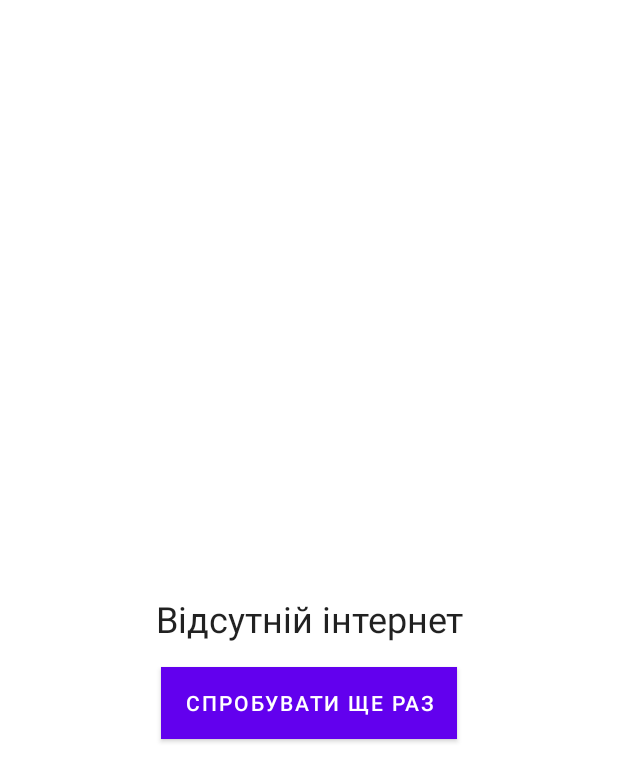
After one commit to novakvova/AndroidPV715, an Android app: the layout fragment_error.xml on its own in the app's theme, with its tools: preview values and no code run, on a phone screen of 412 x 824 dp. The commit adds this screen. Shown: the top 782 px of the screen. Run offline under Robolectric (Android 15) with nearby library versions, the light colour scheme and no system bars; network calls fail.

Commit message:
Add error fragment request

```diff
--- a/app/src/main/java/com/example/myapplication/jsonretro/ProdNetworkService.java
+++ b/app/src/main/java/com/example/myapplication/jsonretro/ProdNetworkService.java
@@ -1,5 +1,7 @@
 package com.example.myapplication.jsonretro;
 
+
+import com.example.myapplication.utils.network.ConnectivityInterceptor;
 
 import okhttp3.OkHttpClient;
 import okhttp3.logging.HttpLoggingInterceptor;
@@ -16,6 +18,7 @@ public class ProdNetworkService {
         interceptor.setLevel(HttpLoggingInterceptor.Level.BODY);
 
         OkHttpClient.Builder client = new OkHttpClient.Builder()
+                .addInterceptor(new ConnectivityInterceptor())
                 .addInterceptor(interceptor);
 
         mRetrofit = new Retrofit.Builder()
--- /dev/null
+++ b/app/src/main/res/layout/fragment_error.xml
@@ -0,0 +1,47 @@
+<?xml version="1.0" encoding="utf-8"?>
+<FrameLayout xmlns:android="http://schemas.android.com/apk/res/android"
+    xmlns:app="http://schemas.android.com/apk/res-auto"
+    xmlns:tools="http://schemas.android.com/tools"
+    android:layout_width="match_parent"
+    android:layout_height="match_parent"
+    tools:context=".ErrorFragment">
+
+    <androidx.constraintlayout.widget.ConstraintLayout
+        android:layout_width="match_parent"
+        android:layout_height="match_parent">
+
+        <TextView
+            android:id="@+id/tv_message"
+            style="@style/TextAppearance.AppCompat.Headline"
+            android:layout_width="wrap_content"
+            android:layout_height="wrap_content"
+            android:layout_gravity="center"
+            android:layout_marginStart="8dp"
+            android:layout_marginTop="8dp"
+            android:layout_marginEnd="8dp"
+            android:layout_marginBottom="8dp"
+            android:gravity="center"
+            android:text="Відсутній інтернет"
+            app:layout_constraintBottom_toBottomOf="parent"
+            app:layout_constraintEnd_toEndOf="parent"
+            app:layout_constraintStart_toStartOf="parent"
+            app:layout_constraintTop_toTopOf="parent" />
+
+        <Button
+            android:id="@+id/btnTry"
+            android:layout_width="wrap_content"
+            android:layout_height="wrap_content"
+            android:layout_marginStart="8dp"
+            android:layout_marginTop="16dp"
+            android:layout_marginEnd="8dp"
+            android:background="@color/colorAccent"
+            android:text="Спробувати ще раз"
+            app:layout_constraintEnd_toEndOf="parent"
+            app:layout_constraintStart_toStartOf="parent"
+            app:layout_constraintTop_toBottomOf="@+id/tv_message" />
+
+
+    </androidx.constraintlayout.widget.ConstraintLayout>
+
+
+</FrameLayout>
```
Also changed, not shown: app/src/main/java/com/example/myapplication/ErrorFragment.java (added, +43 -0 lines), app/src/main/java/com/example/myapplication/MainActivity.java (+13 -1 lines), app/src/main/java/com/example/myapplication/productview/ProductGridFragment.java (+8 -6 lines), app/src/main/java/com/example/myapplication/utils/network/ConnectivityInterceptor.java (added, +27 -0 lines), app/src/main/java/com/example/myapplication/utils/network/NetworkUtils.java (added, +18 -0 lines), app/src/main/java/com/example/myapplication/utils/network/NoConnectivityException.java (added, +10 -0 lines), app/src/main/java/com/example/myapplication/utils/network/RequestErrorNavigate.java (added, +8 -0 lines).
